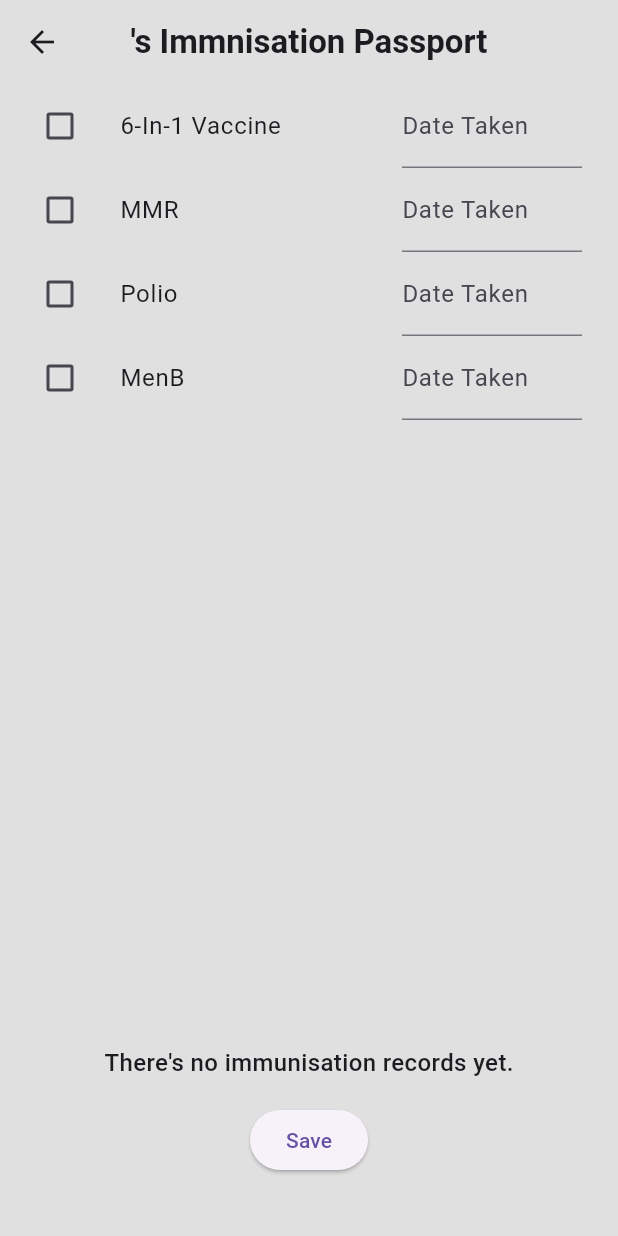
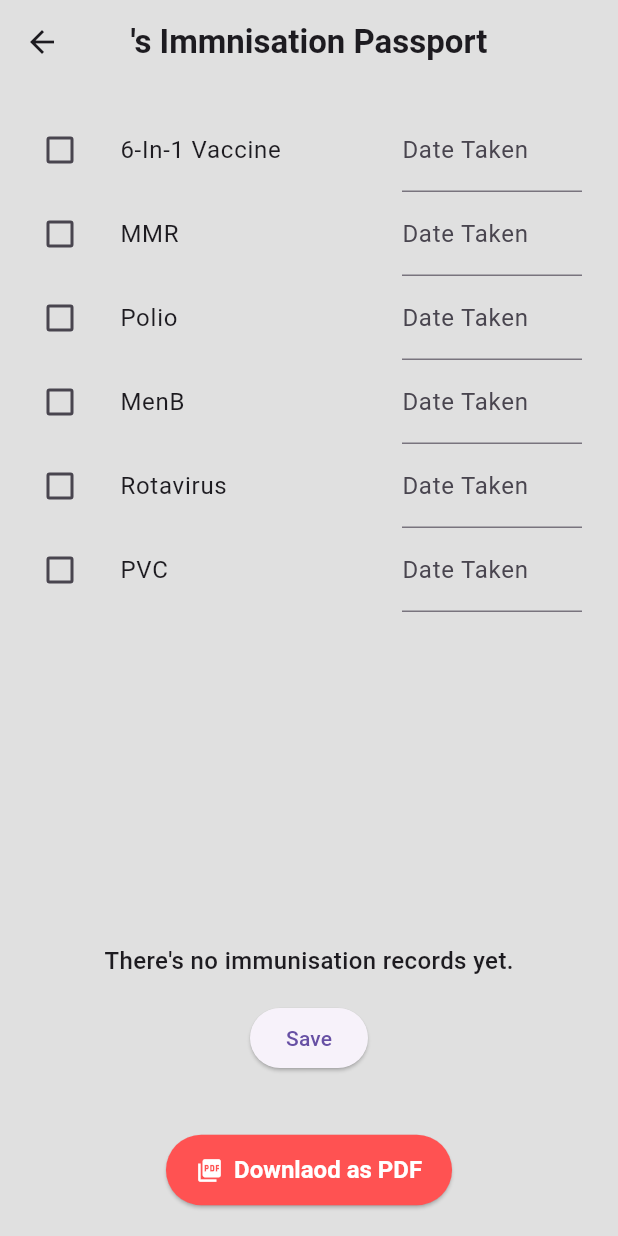
Before and after one commit to Elshadaiv/tinytales, a Flutter app: the ImmunisationPassportPage screen opened directly with empty values, on a phone screen of 412 x 824 dp. Run offline on Flutter 3.47's test engine with Material 3 defaults, Android fonts, the phone set to English and light mode, and no system bars; our stand-ins replace cloud_firestore, firebase_auth, firebase_core, flutter_local_notifications, google_nav_bar, timezone; accounts and stored records are empty.

Commit message:
updated code i havent looked at this in a while but were starting again

```diff
--- a/lib/pages/immunisation_passport_page.dart
+++ b/lib/pages/immunisation_passport_page.dart
@@ -3,6 +3,7 @@ import 'package:firebase_auth/firebase_auth.dart';
 import 'package:flutter/material.dart';
 import 'package:tinytales/data/baby_data.dart';
 import 'package:tinytales/services/notification_service.dart';
+import 'package:tinytales/services/pdf_service.dart';
 
 
 class ImmunisationPassportPage extends StatefulWidget {
@@ -22,6 +23,10 @@ class _ImmunisationPassportPageState extends State<ImmunisationPassportPage> {
     Immunisation(name: 'MMR'),
     Immunisation(name: 'Polio'),
     Immunisation(name: 'MenB'),
+    Immunisation(name: 'Rotavirus'),
+    Immunisation(name: 'PVC'),
+
+
 
   ];
 
@@ -79,7 +84,6 @@ class _ImmunisationPassportPageState extends State<ImmunisationPassportPage> {
             NotificationService.showNotification(
               title: "Vaccine Reminder",
               body: "It's time for ${recommendedVaccines.join(', ')}!",
-
             );
             }
         });
@@ -108,21 +112,7 @@ class _ImmunisationPassportPageState extends State<ImmunisationPassportPage> {
 
       body: Column(
         children: [
-          (recommendedVaccines.isEmpty)
-            ? const SizedBox.shrink()
-          :Padding(
-        padding: const EdgeInsets.all(16.0),
-          child: Column(
-            crossAxisAlignment: CrossAxisAlignment.start,
-          children: [
-            const Text( "Reccommended vaccines for age:",
-          style:  TextStyle(fontSize: 16, fontWeight: FontWeight.bold)
-            ),
-          const SizedBox(height: 8,),
-          ...recommendedVaccines.map((v) => Text("• $v")).toList(),
-          ],
-          ),
-          ),
+          const SizedBox(height: 16),
           Expanded(
             child: ListView.builder(
                 itemCount: vaccines.length,
@@ -456,8 +446,40 @@ class _ImmunisationPassportPageState extends State<ImmunisationPassportPage> {
               child: const Text('Save'),
             ),
           ),
+
+          Padding(
+            padding: const EdgeInsets.only(bottom: 20.0),
+            child: ElevatedButton.icon(
+              icon: const Icon(Icons.picture_as_pdf),
+              label: const Text("Downlaod as PDF"),
+              style: ElevatedButton.styleFrom(
+                backgroundColor: Colors.redAccent,
+                foregroundColor: Colors.white,
+                padding: const EdgeInsets.symmetric(horizontal: 20, vertical: 14),
+                textStyle: const TextStyle(fontSize: 16, fontWeight: FontWeight.bold),
+              ),
+              onPressed: () async
+                {
+                  final file = await PDFservice.generateImmunisationPDF(
+                      babyId: widget.babyId,
+                      babyName: widget.babyName,
+                  );
+
+                  ScaffoldMessenger.of(context).showSnackBar(
+                    SnackBar(
+                      content: Text("PDF saved at: ${file.path}"),
+                      backgroundColor: Colors.green,
+                    ),
+                  );
+
+                }
+
+            )
+          )
         ],
     ),
+
+
       );
 
   }
--- a/pubspec.yaml
+++ b/pubspec.yaml
@@ -40,6 +40,10 @@ dependencies:
   cloud_firestore: ^6.0.3
   flutter_local_notifications: ^19.5.0
   timezone: ^0.10.0
+  pdf: ^3.11.3
+  printing: ^5.14.2
+  path_provider: ^2.1.5
+  open_file: ^3.5.10
 
 
 
```
Also changed, not shown: pubspec.lock.
